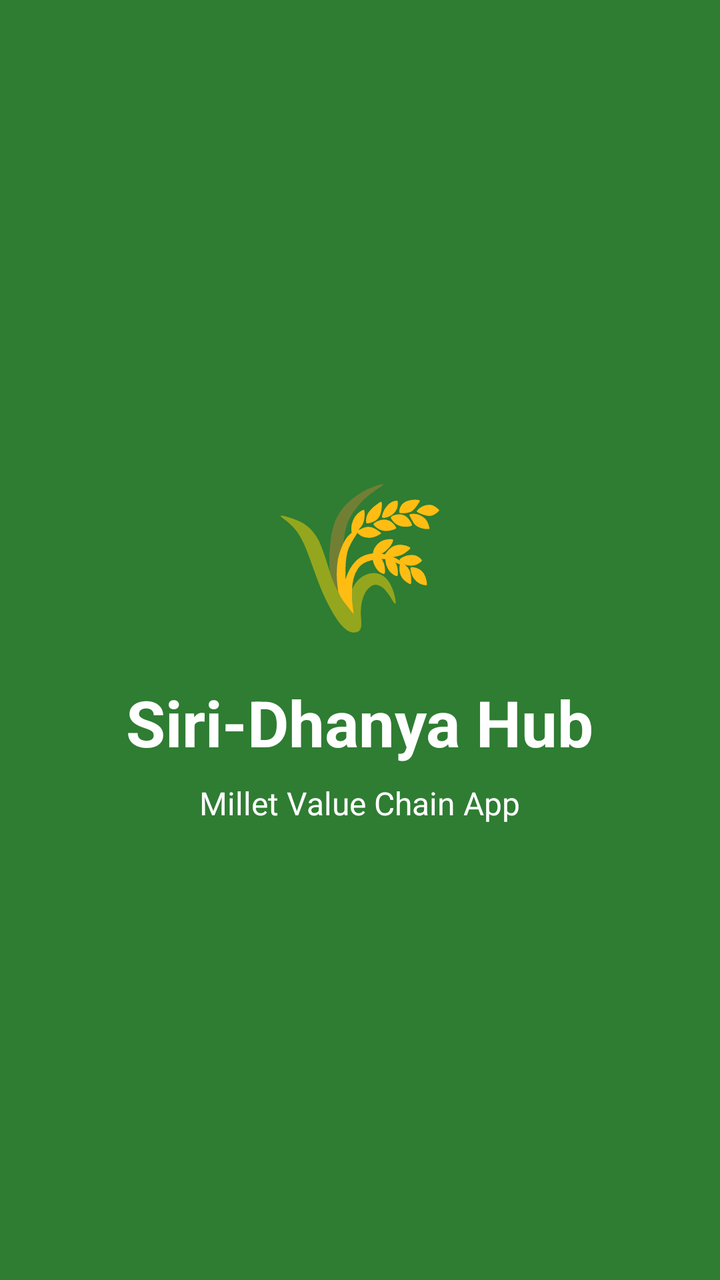
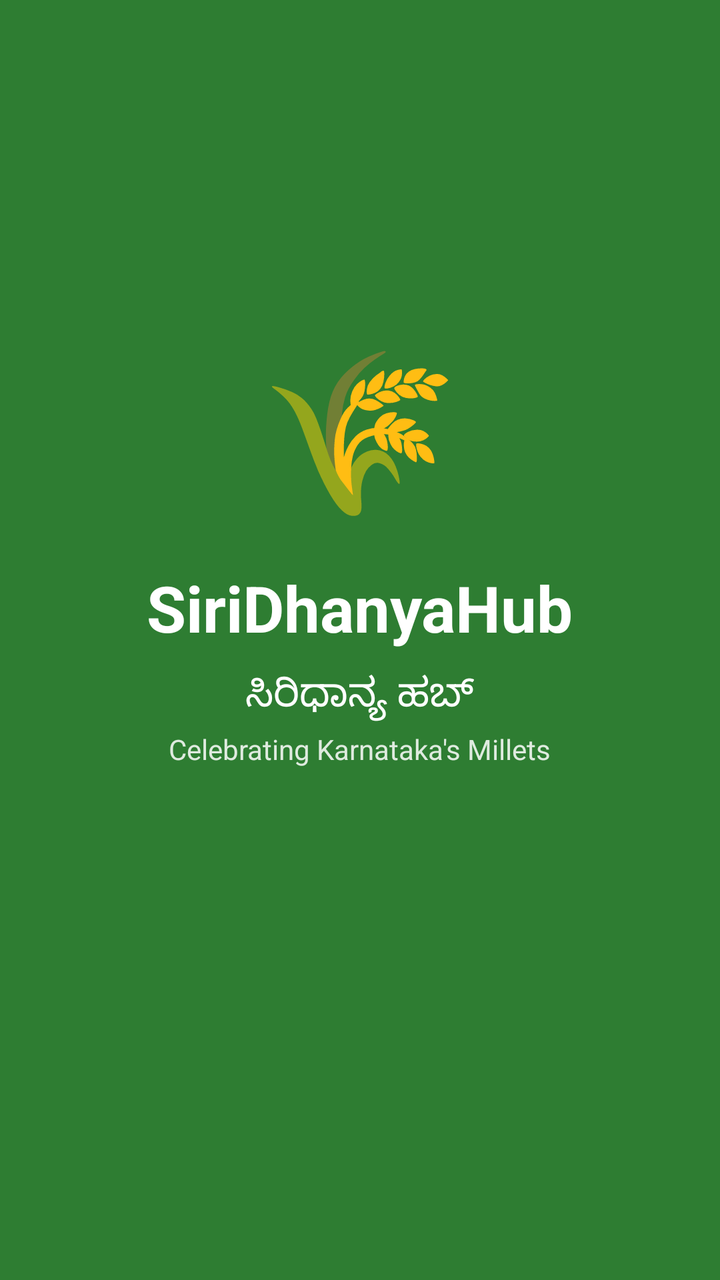

Before-and-after screenshots of an Android layout around one commit, followed by the original layout XML and the change that was made.
<!-- AndroidManifest.xml: activity theme Theme.SiriDhanyaHub -->
<!-- res/layout/activity_splash.xml -->
<?xml version="1.0" encoding="utf-8"?>
<LinearLayout xmlns:android="http://schemas.android.com/apk/res/android"
    android:layout_width="match_parent"
    android:layout_height="match_parent"
    android:background="@color/green_primary"
    android:gravity="center"
    android:orientation="vertical">

    <TextView
        android:layout_width="wrap_content"
        android:layout_height="wrap_content"
        android:text="🌾"
        android:textSize="72sp" />

    <TextView
        android:layout_width="wrap_content"
        android:layout_height="wrap_content"
        android:text="Siri-Dhanya Hub"
        android:textColor="@color/white"
        android:textSize="32sp"
        android:textStyle="bold"
        android:layout_marginTop="16dp" />

    <TextView
        android:layout_width="wrap_content"
        android:layout_height="wrap_content"
        android:text="Millet Value Chain App"
        android:textColor="@color/white"
        android:textSize="16sp"
        android:layout_marginTop="8dp" />

</LinearLayout>
<!-- resources referenced by this layout -->
<resources>
  <color name="green_primary">#2E7D32</color>
  <color name="white">#FFFFFF</color>
  <style name="Theme.SiriDhanyaHub" parent="Base.Theme.SiriDhanyaHub" />
  <style name="Base.Theme.SiriDhanyaHub" parent="Theme.Material3.Light.NoActionBar">
          <item name="colorPrimary">#2E7D32</item>
          <item name="colorOnPrimary">#FFFFFF</item>
          <item name="colorSecondary">#795548</item>
          <item name="colorOnSecondary">#FFFFFF</item>
          <item name="colorSurface">#F1F8E9</item>
          <item name="colorOnSurface">#33691E</item>
          <item name="android:colorBackground">#F1F8E9</item>
      </style>
</resources>

<!-- the commit's change to res/layout/activity_splash.xml (unified diff, before → after) -->
@@ -2,31 +2,47 @@
 <LinearLayout xmlns:android="http://schemas.android.com/apk/res/android"
     android:layout_width="match_parent"
     android:layout_height="match_parent"
-    android:background="@color/green_primary"
+    android:orientation="vertical"
     android:gravity="center"
-    android:orientation="vertical">
+    android:background="@color/green_primary">
 
     <TextView
         android:layout_width="wrap_content"
         android:layout_height="wrap_content"
         android:text="🌾"
-        android:textSize="72sp" />
+        android:textSize="80sp"
+        android:layout_marginBottom="16dp" />
+
+    <TextView
+        android:id="@+id/splash_title"
+        android:layout_width="wrap_content"
+        android:layout_height="wrap_content"
+        android:text="SiriDhanyaHub"
+        android:textSize="32sp"
+        android:textStyle="bold"
+        android:textColor="@color/white" />
 
     <TextView
         android:layout_width="wrap_content"
         android:layout_height="wrap_content"
-        android:text="Siri-Dhanya Hub"
+        android:text="ಸಿರಿಧಾನ್ಯ ಹಬ್"
+        android:textSize="20sp"
         android:textColor="@color/white"
-        android:textSize="32sp"
-        android:textStyle="bold"
-        android:layout_marginTop="16dp" />
+        android:layout_marginTop="8dp" />
 
     <TextView
         android:layout_width="wrap_content"
         android:layout_height="wrap_content"
-        android:text="Millet Value Chain App"
+        android:text="Celebrating Karnataka\'s Millets"
+        android:textSize="14sp"
         android:textColor="@color/white"
-        android:textSize="16sp"
-        android:layout_marginTop="8dp" />
+        android:layout_marginTop="4dp"
+        android:alpha="0.85" />
+
+    <ProgressBar
+        android:layout_width="wrap_content"
+        android:layout_height="wrap_content"
+        android:layout_marginTop="48dp"
+        android:indeterminateTint="@color/white" />
 
 </LinearLayout>
